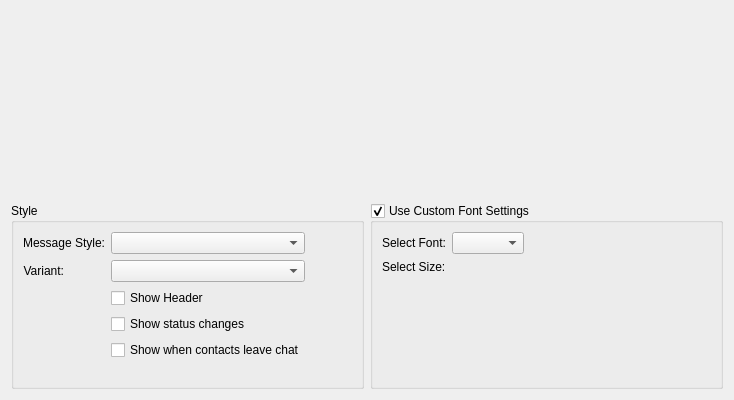
Above: config/appearance-config.ui from KDE/ktp-text-ui before the change. Below: the same form after it.
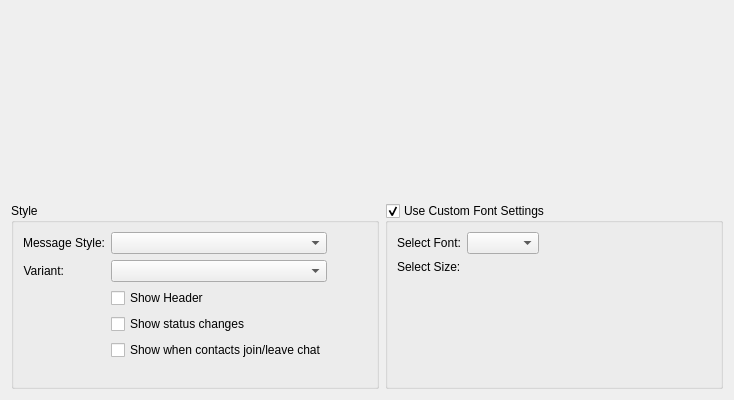
That is the form after the change. Custom widgets are drawn as their Qt base class.

Commit message: Added join message capability, configuration tied with leave messages

```diff
--- a/config/appearance-config.ui
+++ b/config/appearance-config.ui
@@ -139,7 +139,7 @@
              </sizepolicy>
             </property>
             <property name="text">
-             <string>Show when contacts leave chat</string>
+             <string>Show when contacts join/leave chat</string>
             </property>
            </widget>
           </item>
```
Left out of the diff: 2 changed lines with no effect on the pictures. The commit also changes 6 other files.
